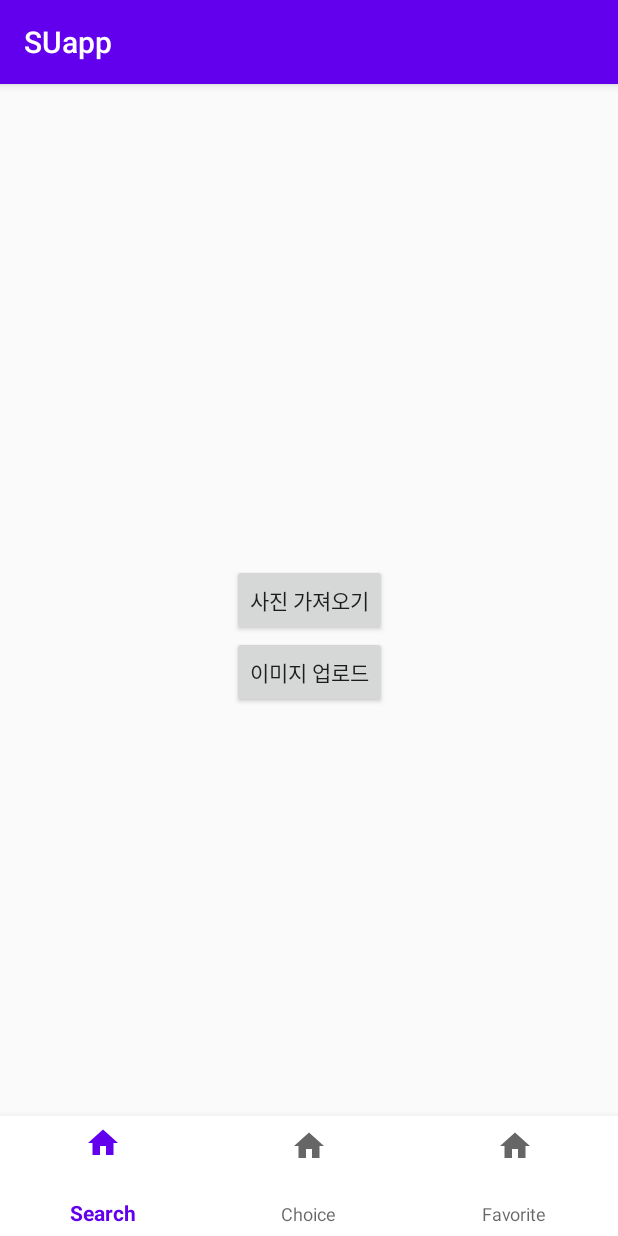
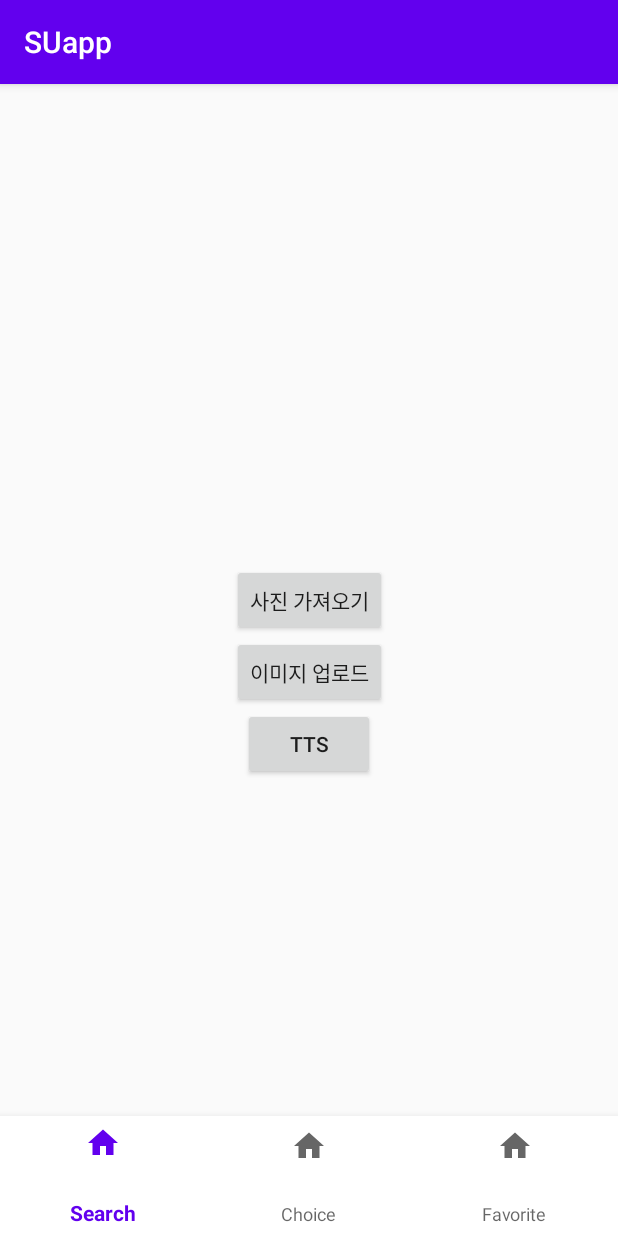
Before and after one commit to chanhee0218/SmartApp, an Android app: the FirstFragment screen opened directly, with no data from a screen before it, on a phone screen of 412 x 824 dp. Run offline under Robolectric (Android 15) with nearby library versions, the phone set to English and light mode, and no system bars; libraries missing offline, so code that uses them is left out: com.yongbeam.y_photopicker, gun0912.tedbottompicker.

Commit message:
4th commit

```diff
--- a/app/src/main/java/com/example/suapp/FirstFragment.java
+++ b/app/src/main/java/com/example/suapp/FirstFragment.java
@@ -1,11 +1,14 @@
 package com.example.suapp;
 
+import android.content.Context;
 import android.content.Intent;
 import android.graphics.Bitmap;
 import android.graphics.BitmapFactory;
+import android.media.MediaPlayer;
 import android.os.Bundle;
 
 import androidx.annotation.Nullable;
+import androidx.core.content.ContextCompat;
 import androidx.fragment.app.Fragment;
 
 import android.view.LayoutInflater;
@@ -26,7 +29,9 @@ import static android.app.Activity.RESULT_OK;
 public class FirstFragment extends Fragment {
     private static final int REQUEST_CODE=0;
     ImageView imageView;
-    Button button;
+    MediaPlayer mediaPlayer;
+
+    Button button,ttsbtn;
 
     public FirstFragment() {
         // Required empty public constructor
@@ -67,6 +72,22 @@ public class FirstFragment extends Fragment {
         View view=inflater.inflate(R.layout.fragment_first, container, false);
         button=view.findViewById(R.id.button_fra);
         imageView=view.findViewById(R.id.img_fra1);
+        ttsbtn=view.findViewById(R.id.tts);
+        ttsbtn.setOnClickListener(new View.OnClickListener() {
+            @Override
+            public void onClick(View v) {
+                Context context=v.getContext();
+                mediaPlayer=MediaPlayer.create(context,R.raw.extts);
+                mediaPlayer.start();
+                mediaPlayer.setOnCompletionListener(new MediaPlayer.OnCompletionListener() {
+                    @Override
+                    public void onCompletion(MediaPlayer mp) {
+                        mp.stop();
+                        mp.release();
+                    }
+                });
+            }
+        });
         button.setOnClickListener(new View.OnClickListener() {
             @Override
             public void onClick(View v) {
--- a/app/src/main/res/layout/fragment_first.xml
+++ b/app/src/main/res/layout/fragment_first.xml
@@ -22,10 +22,20 @@
         <Button
             android:layout_width="wrap_content"
             android:layout_height="wrap_content"
+            android:id="@+id/upload"
             app:layout_constraintLeft_toLeftOf="parent"
             app:layout_constraintRight_toRightOf="parent"
             app:layout_constraintTop_toBottomOf="@+id/button_fra"
             android:text="이미지 업로드"/>
+
+    <Button
+        android:layout_width="wrap_content"
+        android:layout_height="wrap_content"
+        android:id="@+id/tts"
+        android:text="tts"
+        app:layout_constraintLeft_toLeftOf="parent"
+        app:layout_constraintRight_toRightOf="parent"
+        app:layout_constraintTop_toBottomOf="@+id/upload"/>
 
 
     <ImageView
```
